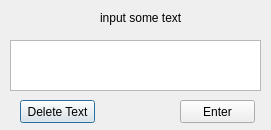
PotatoJedi/FaceSwitch2, file interfaces/fr2.ui: the form before one commit.
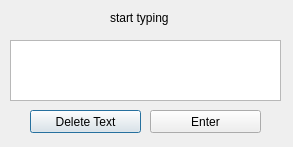
The form after the commit.

```diff
--- a/interfaces/fr2.ui
+++ b/interfaces/fr2.ui
@@ -6,8 +6,8 @@
    <rect>
     <x>0</x>
     <y>0</y>
-    <width>271</width>
-    <height>130</height>
+    <width>293</width>
+    <height>147</height>
    </rect>
   </property>
   <property name="focusPolicy">
@@ -19,14 +19,14 @@
   <widget class="QLabel" name="label">
    <property name="geometry">
     <rect>
-     <x>100</x>
+     <x>110</x>
      <y>10</y>
-     <width>81</width>
+     <width>61</width>
      <height>16</height>
     </rect>
    </property>
    <property name="text">
-    <string>input some text</string>
+    <string>start typing</string>
    </property>
   </widget>
   <widget class="QPlainTextEdit" name="plainTextEdit">
@@ -34,17 +34,17 @@
     <rect>
      <x>10</x>
      <y>40</y>
-     <width>251</width>
-     <height>51</height>
+     <width>271</width>
+     <height>61</height>
     </rect>
    </property>
   </widget>
   <widget class="QPushButton" name="btnDeleteText">
    <property name="geometry">
     <rect>
-     <x>20</x>
-     <y>100</y>
-     <width>75</width>
+     <x>30</x>
+     <y>110</y>
+     <width>111</width>
      <height>23</height>
     </rect>
    </property>
@@ -55,9 +55,9 @@
   <widget class="QPushButton" name="btnEnter">
    <property name="geometry">
     <rect>
-     <x>180</x>
-     <y>100</y>
-     <width>75</width>
+     <x>150</x>
+     <y>110</y>
+     <width>111</width>
      <height>23</height>
     </rect>
    </property>
```
